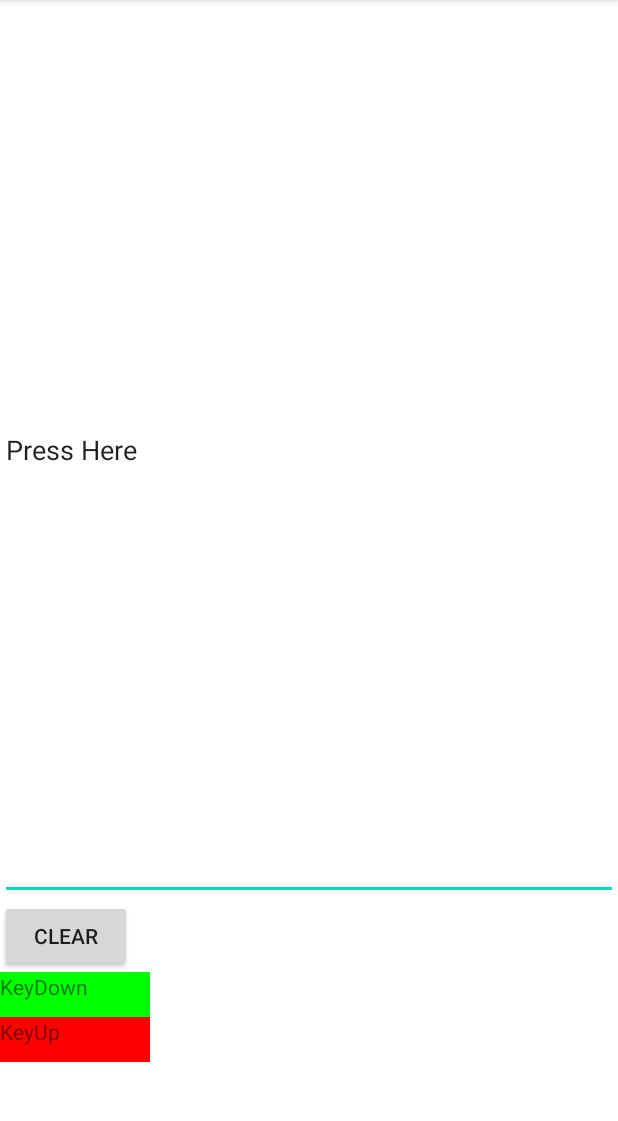
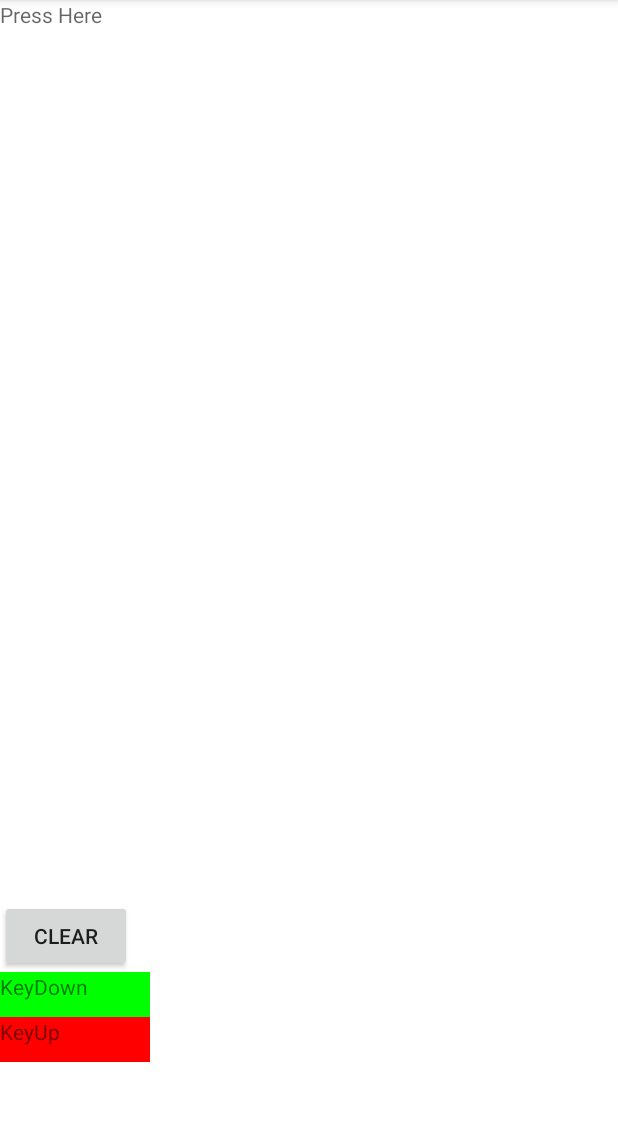
Before and after one commit to dev0-cup/Key_Event_Android_App, an Android app: the screen it shows after launch (MainActivity), on a phone screen of 412 x 824 dp, the part 84-1205 px from its top. Run offline under Robolectric (Android 15) with nearby library versions, the phone set to English and light mode, and no system bars.

Commit message:
Fix feedbacks

```diff
--- a/app/src/main/AndroidManifest.xml
+++ b/app/src/main/AndroidManifest.xml
@@ -9,7 +9,8 @@
         android:roundIcon="@mipmap/ic_launcher_round"
         android:supportsRtl="true"
         android:theme="@style/Theme.KeyEvents">
-        <activity android:name=".MainActivity">
+        <activity android:name=".MainActivity"
+            android:windowSoftInputMode="adjustNothing">
             <intent-filter>
                 <action android:name="android.intent.action.MAIN" />
 
--- a/app/src/main/res/layout/activity_main.xml
+++ b/app/src/main/res/layout/activity_main.xml
@@ -4,14 +4,18 @@
     xmlns:tools="http://schemas.android.com/tools"
     android:layout_width="match_parent"
     android:layout_height="match_parent"
+    android:id="@+id/container"
     android:orientation="vertical"
     tools:context=".MainActivity">
 
-    <EditText
+    <androidx.appcompat.widget.AppCompatTextView
         android:id="@+id/txt_histories"
         android:layout_width="match_parent"
         android:layout_height="600dp"
-        android:text="Press Here"
+        android:hint="Press Here"
+        android:gravity="top"
+        android:focusable="true"
+        android:focusableInTouchMode="true"
         app:layout_constraintBottom_toBottomOf="parent"
         app:layout_constraintLeft_toLeftOf="parent"
         app:layout_constraintRight_toRightOf="parent"
```
Also changed, not shown: app/src/main/java/com/example/keyevents/MainActivity.kt (+48 -5 lines).
